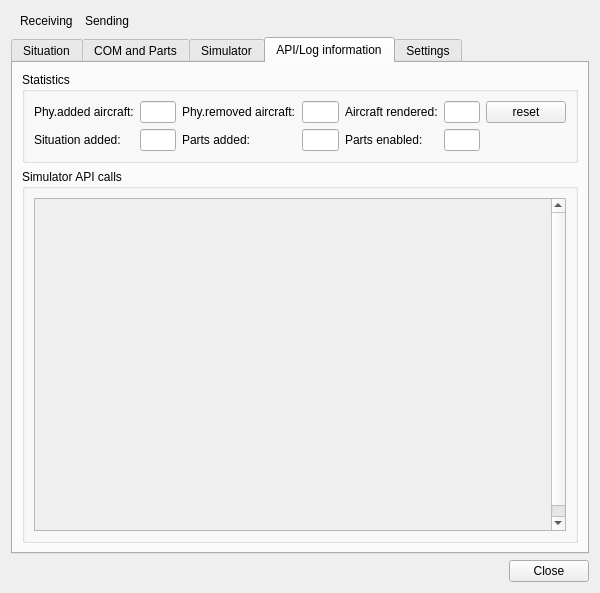
First picture: the form in src/plugins/simulator/emulated/simulatoremulatedmonitordialog.ui, repository swift-project/pilotclient, before the edit.
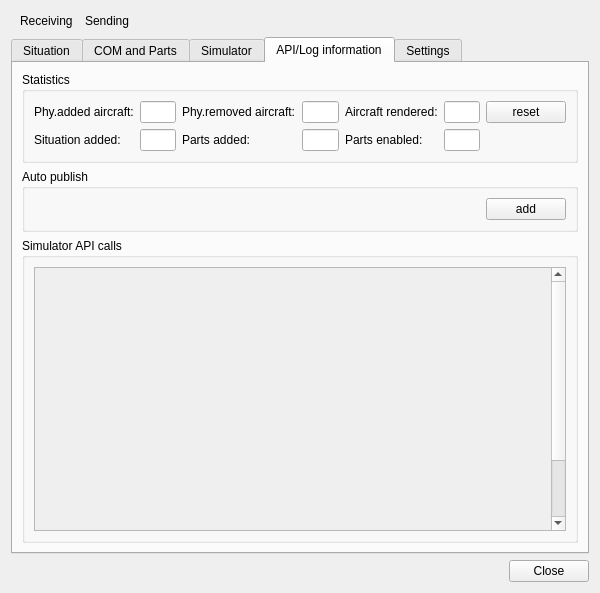
Second picture: the form after the edit. The open tabs and pages were chosen to show the change. Custom widgets are drawn as their Qt base class.

Commit message: Ref T554, "auto publish test data" for emulated driver

The edit to the form file:
```diff
--- a/src/plugins/simulator/emulated/simulatoremulatedmonitordialog.ui
+++ b/src/plugins/simulator/emulated/simulatoremulatedmonitordialog.ui
@@ -552,6 +552,22 @@
          </layout>
         </widget>
        </item>
+       <item>
+        <widget class="QGroupBox" name="gb_AutoPublish">
+         <property name="title">
+          <string>Auto publish</string>
+         </property>
+         <layout class="QVBoxLayout" name="verticalLayout_5">
+          <item alignment="Qt::AlignRight">
+           <widget class="QPushButton" name="pb_AddAutoPublishData">
+            <property name="text">
+             <string>add</string>
+            </property>
+           </widget>
+          </item>
+         </layout>
+        </widget>
+       </item>
        <item>
         <widget class="QGroupBox" name="gb_LogMessages">
          <property name="sizePolicy">
@@ -574,8 +590,8 @@
               <rect>
                <x>0</x>
                <y>0</y>
-               <width>546</width>
-               <height>369</height>
+               <width>535</width>
+               <height>339</height>
               </rect>
              </property>
              <layout class="QVBoxLayout" name="vl_LogMessagesScrollArea">
```
Left out of the diff: 16 changed lines with no effect on the pictures. The commit also changes 2 other files.
